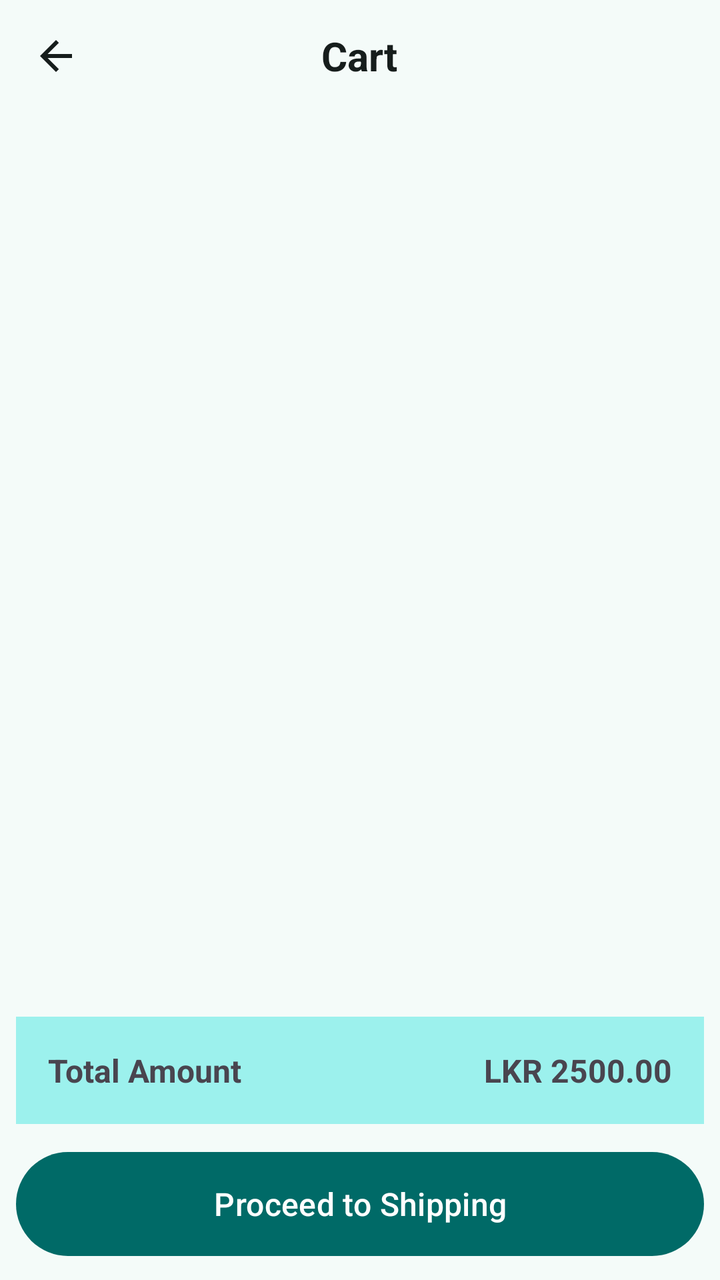
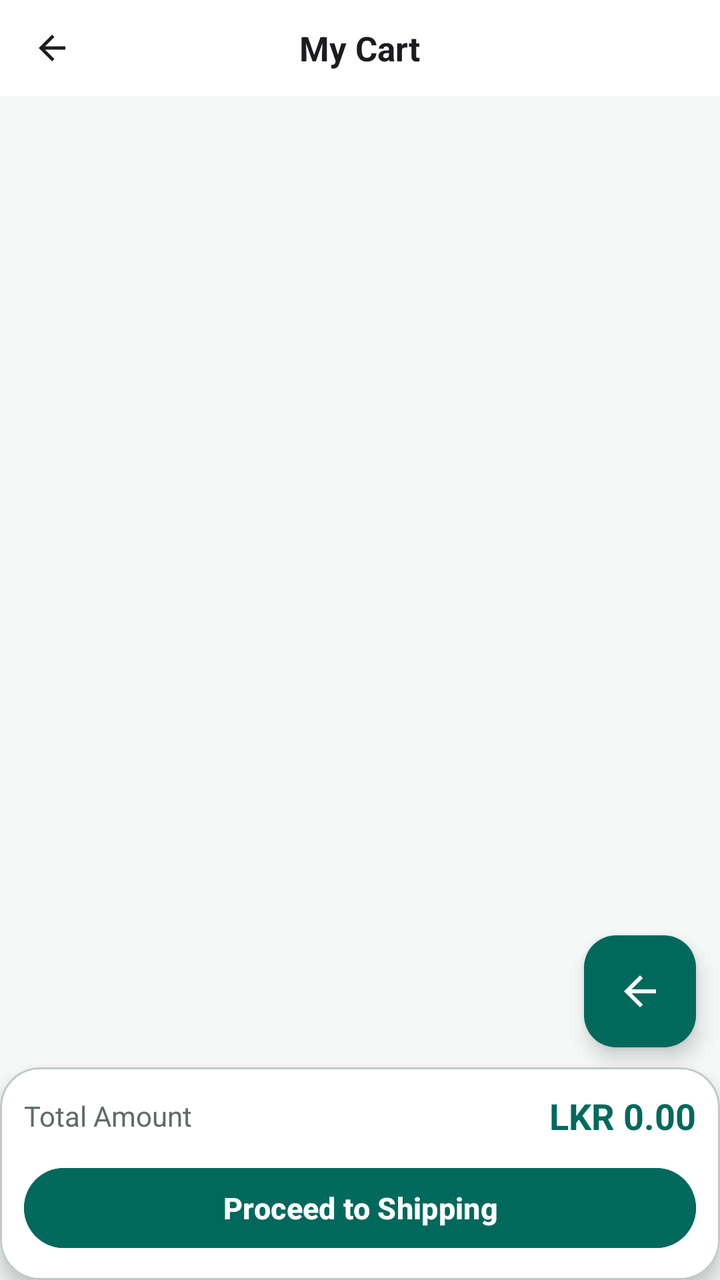

Two renders of the same Android screen: before a commit and after it. Below are the layout's source before the change and the commit's diff.
<!-- AndroidManifest.xml: application theme Theme.StudySphere -->
<!-- res/layout/fragment_cart.xml -->
<?xml version="1.0" encoding="utf-8"?>
<LinearLayout xmlns:android="http://schemas.android.com/apk/res/android"
    xmlns:tools="http://schemas.android.com/tools"
    android:layout_width="match_parent"
    android:layout_height="match_parent"
    android:orientation="vertical"
    tools:context=".fragment.CartFragment">

    
    <RelativeLayout
        android:layout_width="match_parent"
        android:layout_height="56dp"
        android:gravity="center_vertical"
        android:paddingStart="16dp"
        android:paddingEnd="16dp">

        <ImageView
            android:id="@+id/back_button"
            android:layout_width="24dp"
            android:layout_height="24dp"
            android:layout_alignParentStart="true"
            android:layout_centerVertical="true"
            android:contentDescription="Back Button"
            android:src="@drawable/arrow_back_24px"
            android:tint="@color/md_theme_onBackground" />

        <TextView
            android:layout_width="wrap_content"
            android:layout_height="wrap_content"
            android:layout_centerInParent="true"
            android:text="Cart"
            android:textColor="@color/md_theme_onBackground"
            android:textSize="20sp"
            android:textStyle="bold" />

    </RelativeLayout>

    <androidx.recyclerview.widget.RecyclerView
        android:id="@+id/cart_cart_items"
        android:layout_width="match_parent"
        android:layout_height="0dp"
        android:layout_weight="1"
        android:padding="8dp" />


    <LinearLayout
        android:layout_width="match_parent"
        android:layout_height="wrap_content"
        android:orientation="vertical"
        android:padding="8dp">

        <LinearLayout
            android:layout_width="match_parent"
            android:layout_height="wrap_content"
            android:background="@color/md_theme_primaryContainer"
            android:orientation="horizontal"
            android:padding="16dp">

            <TextView
                android:layout_width="0dp"
                android:layout_height="wrap_content"
                android:layout_weight="1"
                android:text="Total Amount"
                android:textSize="16sp"
                android:textStyle="bold" />

            <TextView
                android:id="@+id/cart_text_total"
                android:layout_width="wrap_content"
                android:layout_height="wrap_content"
                android:text="LKR 2500.00"
                android:textSize="16sp"
                android:textStyle="bold" />

        </LinearLayout>

        <com.google.android.material.button.MaterialButton
            android:id="@+id/cart_btn_proceed"
            android:layout_width="match_parent"
            android:layout_height="60dp"
            android:layout_marginTop="10dp"
            android:text="Proceed to Shipping"
            android:textSize="16sp" />

    </LinearLayout>

</LinearLayout>
<!-- resources referenced by this layout -->
<resources>
  <color name="md_theme_onBackground">#161D1C</color>
  <color name="md_theme_primaryContainer">#9CF1ED</color>
  <!-- drawable arrow_back_24px (drawable) -->
  <vector xmlns:android="http://schemas.android.com/apk/res/android"
      android:width="24dp"
      android:height="24dp"
      android:viewportWidth="960"
      android:viewportHeight="960"
      android:tint="?attr/colorControlNormal"
      android:autoMirrored="true">
    <path
        android:fillColor="@android:color/white"
        android:pathData="M313,520L537,744L480,800L160,480L480,160L537,216L313,440L800,440L800,520L313,520Z"/>
  </vector>
  <color name="md_theme_primary">#006A67</color>
  <color name="md_theme_onPrimary">#FFFFFF</color>
  <color name="md_theme_onPrimaryContainer">#00504D</color>
  <color name="md_theme_secondary">#4A6361</color>
  <color name="md_theme_onSecondary">#FFFFFF</color>
  <color name="md_theme_secondaryContainer">#CCE8E6</color>
  <color name="md_theme_onSecondaryContainer">#324B4A</color>
  <color name="md_theme_tertiary">#49607B</color>
  <color name="md_theme_onTertiary">#FFFFFF</color>
  <color name="md_theme_tertiaryContainer">#D1E4FF</color>
  <color name="md_theme_onTertiaryContainer">#324862</color>
  <color name="md_theme_error">#BA1A1A</color>
  <color name="md_theme_onError">#FFFFFF</color>
  <color name="md_theme_errorContainer">#FFDAD6</color>
  <color name="md_theme_onErrorContainer">#93000A</color>
  <color name="md_theme_background">#F4FBF9</color>
  <color name="md_theme_surface">#F4FBF9</color>
  <color name="md_theme_onSurface">#161D1C</color>
  <color name="md_theme_surfaceVariant">#DAE5E3</color>
  <color name="md_theme_onSurfaceVariant">#3F4948</color>
  <color name="md_theme_outline">#6F7978</color>
  <color name="md_theme_outlineVariant">#BEC9C7</color>
  <color name="md_theme_inverseSurface">#2B3231</color>
  <color name="md_theme_inverseOnSurface">#ECF2F1</color>
  <color name="md_theme_inversePrimary">#80D5D1</color>
  <color name="md_theme_primaryFixed">#9CF1ED</color>
  <color name="md_theme_onPrimaryFixed">#00201F</color>
  <color name="md_theme_primaryFixedDim">#80D5D1</color>
  <color name="md_theme_onPrimaryFixedVariant">#00504D</color>
  <color name="md_theme_secondaryFixed">#CCE8E6</color>
  <color name="md_theme_onSecondaryFixed">#051F1E</color>
  <color name="md_theme_secondaryFixedDim">#B0CCCA</color>
  <color name="md_theme_onSecondaryFixedVariant">#324B4A</color>
  <color name="md_theme_tertiaryFixed">#D1E4FF</color>
  <color name="md_theme_onTertiaryFixed">#021D35</color>
  <color name="md_theme_tertiaryFixedDim">#B1C8E8</color>
  <color name="md_theme_onTertiaryFixedVariant">#324862</color>
  <color name="md_theme_surfaceDim">#D5DBDA</color>
  <color name="md_theme_surfaceBright">#F4FBF9</color>
  <color name="md_theme_surfaceContainerLowest">#FFFFFF</color>
  <color name="md_theme_surfaceContainerLow">#EFF5F3</color>
  <color name="md_theme_surfaceContainer">#E9EFEE</color>
  <color name="md_theme_surfaceContainerHigh">#E3E9E8</color>
  <color name="md_theme_surfaceContainerHighest">#DDE4E2</color>
  <!-- unchanged entries left out for length: 1 -->
</resources>

<!-- the commit's change to res/layout/fragment_cart.xml (unified diff, before → after) -->
@@ -1,87 +1,116 @@
 <?xml version="1.0" encoding="utf-8"?>
-<LinearLayout xmlns:android="http://schemas.android.com/apk/res/android"
+<RelativeLayout xmlns:android="http://schemas.android.com/apk/res/android"
+    xmlns:app="http://schemas.android.com/apk/res-auto"
     xmlns:tools="http://schemas.android.com/tools"
     android:layout_width="match_parent"
     android:layout_height="match_parent"
-    android:orientation="vertical"
+    android:background="#F4F9F8"
     tools:context=".fragment.CartFragment">
 
-    
     <RelativeLayout
+        android:id="@+id/cart_header"
         android:layout_width="match_parent"
-        android:layout_height="56dp"
-        android:gravity="center_vertical"
-        android:paddingStart="16dp"
+        android:layout_height="48dp"
+        android:background="#FFFFFF"
+        android:paddingStart="8dp"
         android:paddingEnd="16dp">
 
         <ImageView
             android:id="@+id/back_button"
-            android:layout_width="24dp"
-            android:layout_height="24dp"
+            android:layout_width="36dp"
+            android:layout_height="36dp"
             android:layout_alignParentStart="true"
             android:layout_centerVertical="true"
+            android:background="?attr/selectableItemBackgroundBorderless"
             android:contentDescription="Back Button"
+            android:padding="8dp"
             android:src="@drawable/arrow_back_24px"
-            android:tint="@color/md_theme_onBackground" />
+            app:tint="#1C1B1F" />
 
         <TextView
             android:layout_width="wrap_content"
             android:layout_height="wrap_content"
             android:layout_centerInParent="true"
-            android:text="Cart"
-            android:textColor="@color/md_theme_onBackground"
-            android:textSize="20sp"
+            android:text="My Cart"
+            android:textColor="#1C1B1F"
+            android:textSize="17sp"
             android:textStyle="bold" />
+    </RelativeLayout>
 
-    </RelativeLayout>
+    <com.google.android.material.card.MaterialCardView
+        android:id="@+id/cart_summary"
+        android:layout_width="match_parent"
+        android:layout_height="wrap_content"
+        android:layout_alignParentBottom="true"
+        app:cardBackgroundColor="#FFFFFF"
+        app:cardCornerRadius="20dp"
+        app:cardElevation="6dp">
+
+        <LinearLayout
+            android:layout_width="match_parent"
+            android:layout_height="wrap_content"
+            android:orientation="vertical"
+            android:padding="12dp">
+
+            <LinearLayout
+                android:layout_width="match_parent"
+                android:layout_height="wrap_content"
+                android:gravity="center_vertical"
+                android:orientation="horizontal">
+
+                <TextView
+                    android:layout_width="0dp"
+                    android:layout_height="wrap_content"
+                    android:layout_weight="1"
+                    android:text="Total Amount"
+                    android:textColor="#5F6B69"
+                    android:textSize="14sp" />
+
+                <TextView
+                    android:id="@+id/cart_text_total"
+                    android:layout_width="wrap_content"
+                    android:layout_height="wrap_content"
+                    android:text="LKR 0.00"
+                    android:textColor="#00695C"
+                    android:textSize="18sp"
+                    android:textStyle="bold" />
+            </LinearLayout>
+
+            <com.google.android.material.button.MaterialButton
+                android:id="@+id/cart_btn_proceed"
+                android:layout_width="match_parent"
+                android:layout_height="48dp"
+                android:layout_marginTop="10dp"
+                android:backgroundTint="#00695C"
+                android:text="Proceed to Shipping"
+                android:textSize="15sp"
+                android:textStyle="bold"
+                app:cornerRadius="24dp" />
+        </LinearLayout>
+    </com.google.android.material.card.MaterialCardView>
 
     <androidx.recyclerview.widget.RecyclerView
         android:id="@+id/cart_cart_items"
         android:layout_width="match_parent"
-        android:layout_height="0dp"
-        android:layout_weight="1"
-        android:padding="8dp" />
+        android:layout_height="match_parent"
+        android:layout_above="@id/cart_summary"
+        android:layout_below="@id/cart_header"
+        android:clipToPadding="false"
+        android:paddingTop="6dp"
+        android:paddingBottom="12dp" />
 
+    <com.google.android.material.floatingactionbutton.FloatingActionButton
+        android:id="@+id/fab_scroll_top"
+        android:layout_width="wrap_content"
+        android:layout_height="wrap_content"
+        android:layout_above="@id/cart_summary"
+        android:layout_alignParentEnd="true"
+        android:layout_marginEnd="12dp"
+        android:layout_marginBottom="10dp"
+        android:backgroundTint="#00695C"
+        android:contentDescription="Scroll to top"
+        android:src="@drawable/arrow_back_24px"
+        app:fabSize="mini"
+        app:tint="#FFFFFF" />
 
-    <LinearLayout
-        android:layout_width="match_parent"
-        android:layout_height="wrap_content"
-        android:orientation="vertical"
-        android:padding="8dp">
-
-        <LinearLayout
-            android:layout_width="match_parent"
-            android:layout_height="wrap_content"
-            android:background="@color/md_theme_primaryContainer"
-            android:orientation="horizontal"
-            android:padding="16dp">
-
-            <TextView
-                android:layout_width="0dp"
-                android:layout_height="wrap_content"
-                android:layout_weight="1"
-                android:text="Total Amount"
-                android:textSize="16sp"
-                android:textStyle="bold" />
-
-            <TextView
-                android:id="@+id/cart_text_total"
-                android:layout_width="wrap_content"
-                android:layout_height="wrap_content"
-                android:text="LKR 2500.00"
-                android:textSize="16sp"
-                android:textStyle="bold" />
-
-        </LinearLayout>
-
-        <com.google.android.material.button.MaterialButton
-            android:id="@+id/cart_btn_proceed"
-            android:layout_width="match_parent"
-            android:layout_height="60dp"
-            android:layout_marginTop="10dp"
-            android:text="Proceed to Shipping"
-            android:textSize="16sp" />
-
-    </LinearLayout>
-
-</LinearLayout>
+</RelativeLayout>
